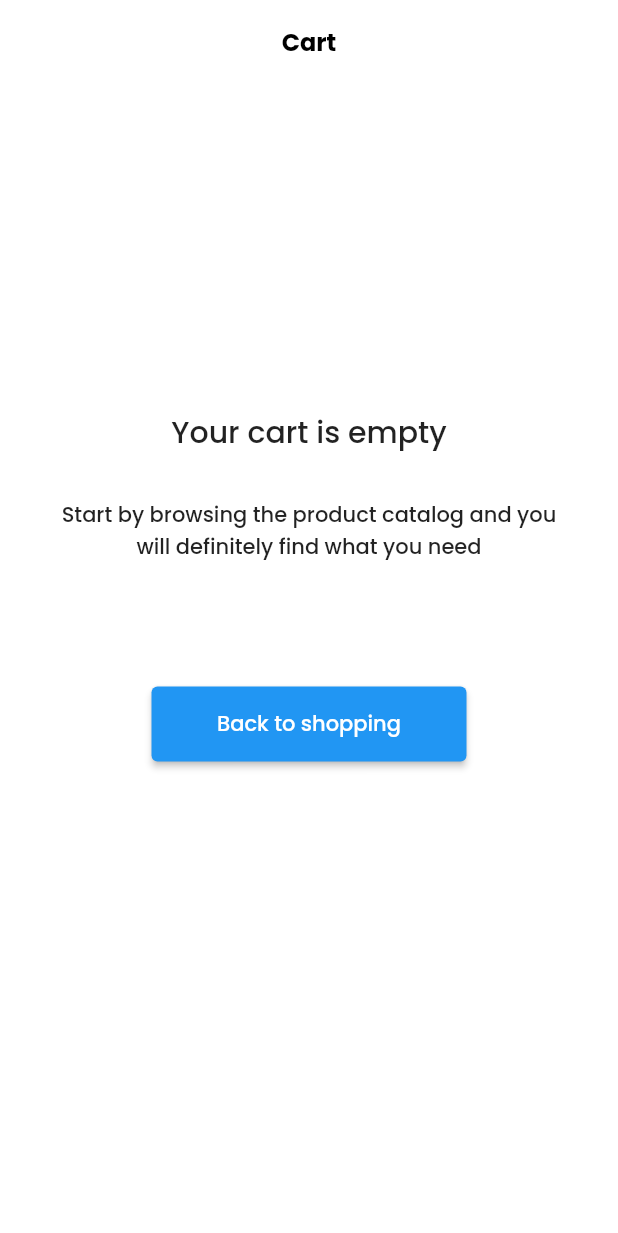
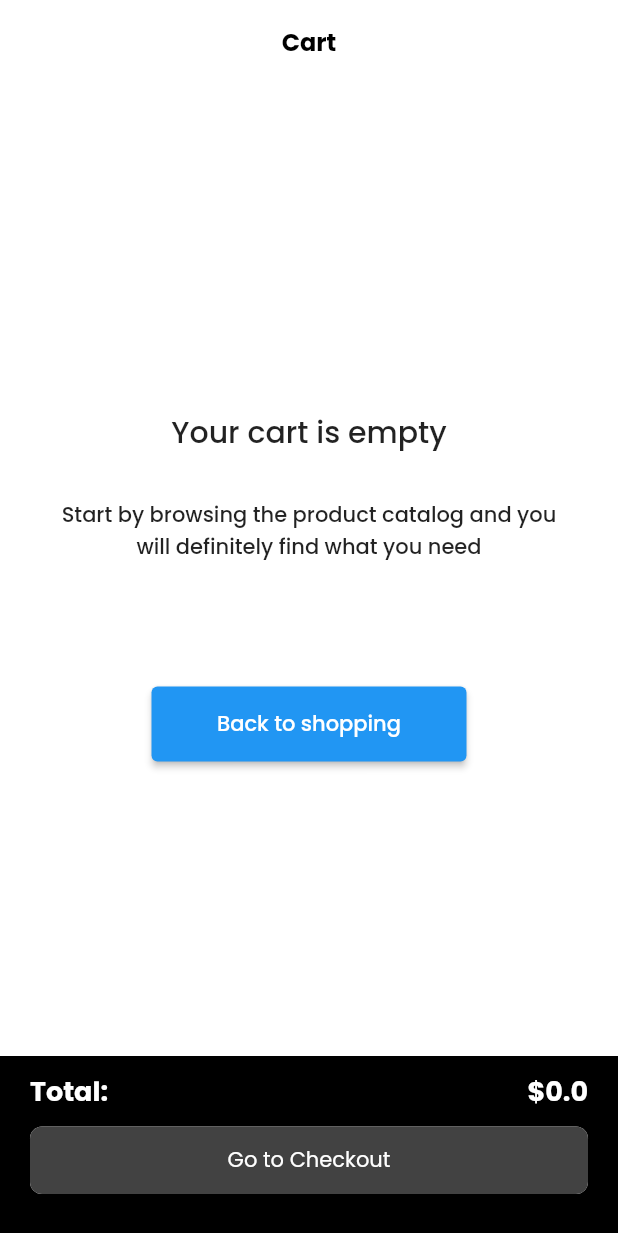
Before and after one commit to AneeqShah/shopping_app_caratto, a Flutter app: the CartScreen screen opened directly, on a phone screen of 412 x 824 dp. Shown: the top 1233 px of the screen. Run offline on Flutter 3.47's test engine with Material 2 defaults, Android fonts, the phone set to English and light mode, and no system bars; our stand-ins replace cached_network_image, cloud_firestore, firebase_auth, firebase_core, flutter_spinkit, fluttertoast and 2 more; accounts and stored records are empty.

Commit message:
cart screen done

```diff
--- a/lib/ui/bottombar/screens/cart_screen.dart
+++ b/lib/ui/bottombar/screens/cart_screen.dart
@@ -1,7 +1,10 @@
+import 'dart:async';
+
 import 'package:cloud_firestore/cloud_firestore.dart';
 import 'package:firebase_auth/firebase_auth.dart';
 import 'package:flutter/cupertino.dart';
 import 'package:flutter/material.dart';
+import 'package:shopping_app/widgets/custom_button.dart';
 import 'package:shopping_app/widgets/custom_image_container.dart';
 
 import '../../../utils/constants.dart';
@@ -18,12 +21,16 @@ class _CartScreenState extends State<CartScreen> {
   List<DocumentSnapshot> cartItems = [];
   List<DocumentSnapshot> allProducts = [];
   List<int> sized = [];
+  List<int> price = [];
 
   @override
   void initState() {
     // TODO: implement initState
     super.initState();
     _getCartItem();
+    // Timer(Duration(seconds: 2), () {
+    //   _calculatePrice();
+    // });
   }
 
   @override
@@ -39,6 +46,46 @@ class _CartScreenState extends State<CartScreen> {
             textColor: Colors.black),
         automaticallyImplyLeading: false,
         centerTitle: true,
+      ),
+      bottomNavigationBar: Container(
+        height: 120,
+        /**/
+        width: MediaQuery.of(context).size.width,
+        color: Colors.black,
+        child: Padding(
+          padding: const EdgeInsets.symmetric(horizontal: 20.0),
+          child: Column(
+            children: [
+              10.height,
+              Row(
+                mainAxisAlignment: MainAxisAlignment.spaceBetween,
+                children: [
+                  const CustomText(
+                      text: "Total: ",
+                      fontSize: 18,
+                      fontWeight: FontWeight.bold,
+                      textColor: Colors.white),
+                  CustomText(
+                      text: "\$${grandTotal}",
+                      fontSize: 18,
+                      fontWeight: FontWeight.bold,
+                      textColor: Colors.white),
+                ],
+              ),
+              10.height,
+              CustomButton(
+                  hight: 45,
+                  width: double.infinity,
+                  radius: 8,
+                  text: "Go to Checkout",
+                  size: 14,
+                  textColor: Colors.white,
+                  fontWeight: FontWeight.normal,
+                  buttonColor: Colors.grey.shade800,
+                  onTap: () {})
+            ],
+          ),
+        ),
       ),
       backgroundColor: Colors.white,
       body: cartItems.isNotEmpty
@@ -90,7 +137,7 @@ class _CartScreenState extends State<CartScreen> {
                                         textColor: Colors.black),
                                     5.height,
                                     CustomText(
-                                        text: "\$${allProducts[i]["price"]}",
+                                        text: "\$${price[i]}",
                                         fontSize: 16,
                                         fontWeight: FontWeight.bold,
                                         textColor: Colors.black),
@@ -99,8 +146,13 @@ class _CartScreenState extends State<CartScreen> {
                                       children: [
                                         InkWell(
                                           onTap: () {
-                                            if (sized[i] -1 >= 1) {
+                                            if (sized[i] - 1 >= 1) {
                                               sized[i]--;
+                                              price[i] = int.parse(
+                                                      allProducts[i]["price"]) *
+                                                  sized[i];
+                                              _calculatePrice();
+
                                               setState(() {});
                                             }
                                           },
@@ -125,6 +177,10 @@ class _CartScreenState extends State<CartScreen> {
                                         InkWell(
                                           onTap: () {
                                             sized[i]++;
+                                            price[i] = int.parse(
+                                                    allProducts[i]["price"]) *
+                                                sized[i];
+                                            _calculatePrice();
                                             setState(() {});
                                           },
                                           child: Container(
@@ -192,14 +248,14 @@ class _CartScreenState extends State<CartScreen> {
 
   User? user = FirebaseAuth.instance.currentUser;
 
-  _getCartItem() {
+  _getCartItem() async {
     if (user != null) {
-      FirebaseFirestore.instance
+      await FirebaseFirestore.instance
           .collection('cart')
           .doc(user!.uid)
           .collection('items')
           .snapshots()
-          .listen((QuerySnapshot snapshot) {
+          .listen((QuerySnapshot snapshot) async {
         cartItems.clear();
         snapshot.docs.forEach((element) {
           allProducts.clear();
@@ -208,13 +264,15 @@ class _CartScreenState extends State<CartScreen> {
           setState(() {});
         });
         for (var item in cartItems) {
-          FirebaseFirestore.instance
+          await FirebaseFirestore.instance
               .collection('product')
               .where('productId', isEqualTo: item['productID'])
               .snapshots()
               .listen((QuerySnapshot snapshot) {
             snapshot.docs.forEach((element) {
               allProducts.add(element);
+              price.add(int.parse(element["price"]));
+              _calculatePrice();
               setState(() {});
             });
           });
@@ -222,4 +280,22 @@ class _CartScreenState extends State<CartScreen> {
       });
     }
   }
+
+  double totalPrice = 0;
+  double grandTotal = 0;
+
+  _calculatePrice() {
+    totalPrice = 0;
+    grandTotal = 0;
+    double mtotal = 0;
+    setState(() {});
+    for (var i = 0; i <= cartItems.length - 1; i++) {
+      mtotal = double.parse(allProducts[i]["price"].toString());
+      totalPrice = mtotal * double.parse(sized[i].toString());
+      setState(() {
+        grandTotal = grandTotal + totalPrice;
+      });
+      print(grandTotal);
+    }
+  }
 }
```
Also changed, not shown: lib/ui/bottombar/screens/category_screen.dart (+23 -6 lines).
